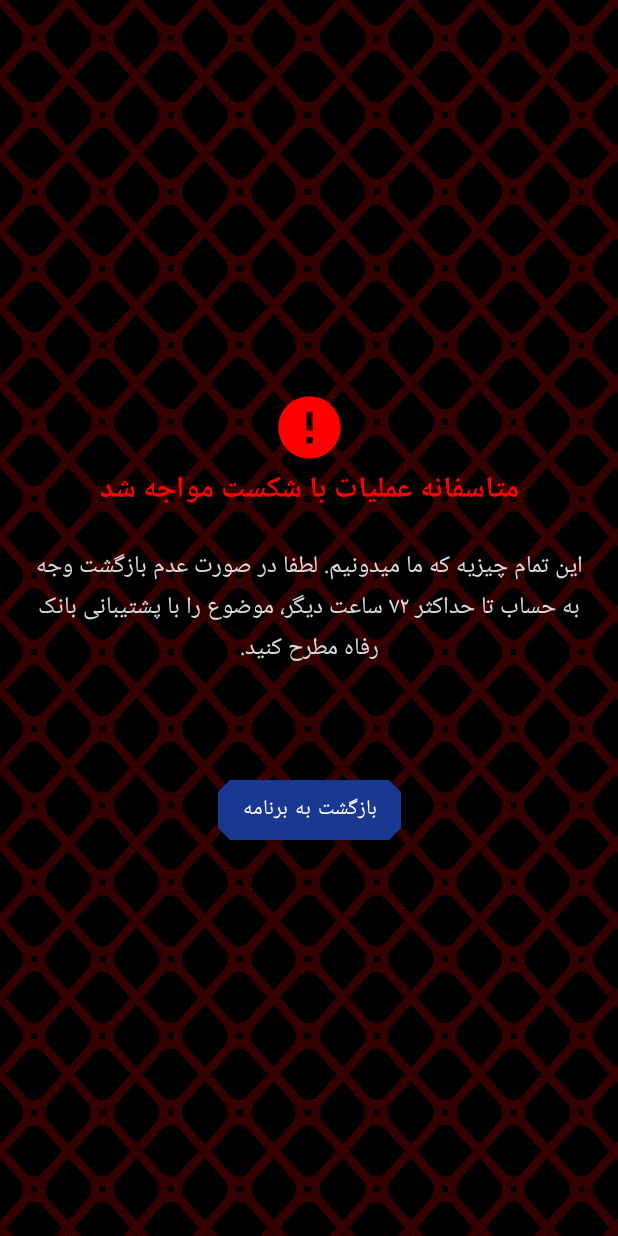
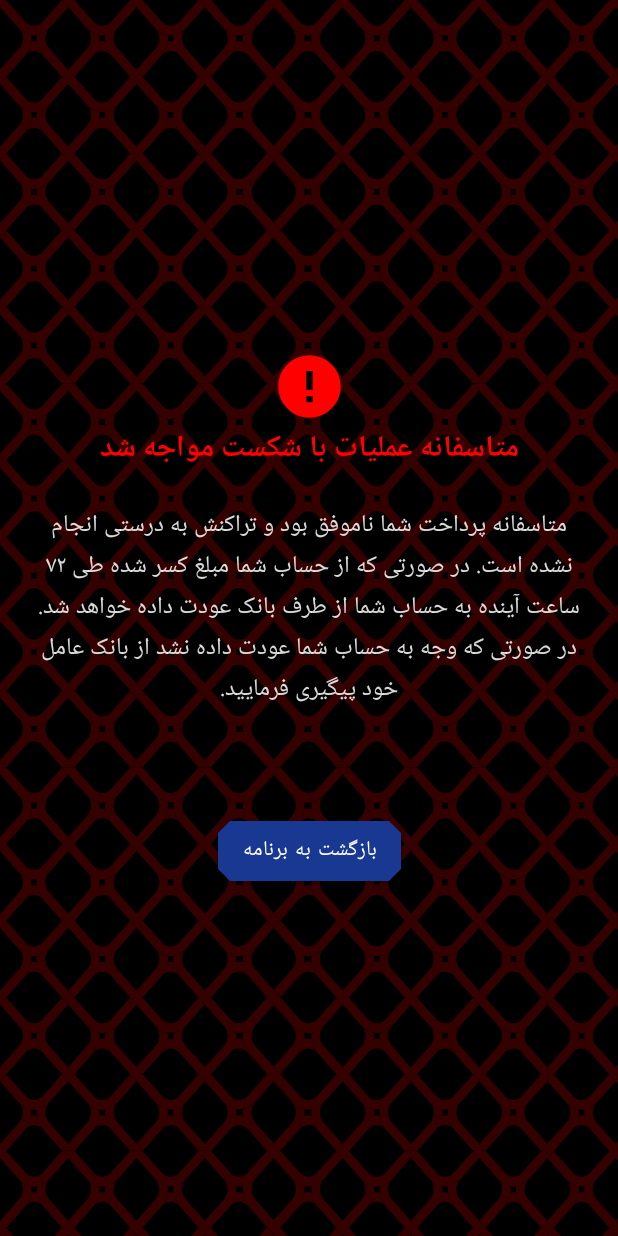
Before and after one commit to IliyaTi/Takhfifdare, an Android app built with Jetpack Compose: the composable PaymentResultScreen called with empty values, on a phone screen of 412 x 824 dp. Run offline under Robolectric (Android 15) with nearby library versions, the phone set to English and light mode, and no system bars; our stand-ins replace Room's generated code; 1 statement that could not run was skipped.

Commit message:
payment failed message updated

```diff
--- a/app/src/main/java/com/example/takhfifdar/screens/PaymentResultScreen.kt
+++ b/app/src/main/java/com/example/takhfifdar/screens/PaymentResultScreen.kt
@@ -120,7 +120,7 @@ fun PaymentResultScreen(id: Int) {
                         modifier = Modifier.padding(20.dp),
                         textAlign = TextAlign.Center,
                         color = Color(0xDAFFFFFF),
-                        text = "این تمام چیزیه که ما میدونیم. لطفا در صورت عدم بازگشت وجه به حساب تا حداکثر ۷۲ ساعت دیگر، موضوع را با پشتیبانی بانک رفاه مطرح کنید."
+                        text = "متاسفانه پرداخت شما ناموفق بود و تراکنش به درستی انجام نشده است. در صورتی که از حساب شما مبلغ کسر شده طی ۷۲ ساعت آینده به حساب شما از طرف بانک عودت داده خواهد شد.\nدر صورتی که وجه به حساب شما عودت داده نشد از بانک عامل خود پیگیری فرمایید."
                     )
                     Spacer(modifier = Modifier.height(50.dp))
                     Button(onClick = {
```
